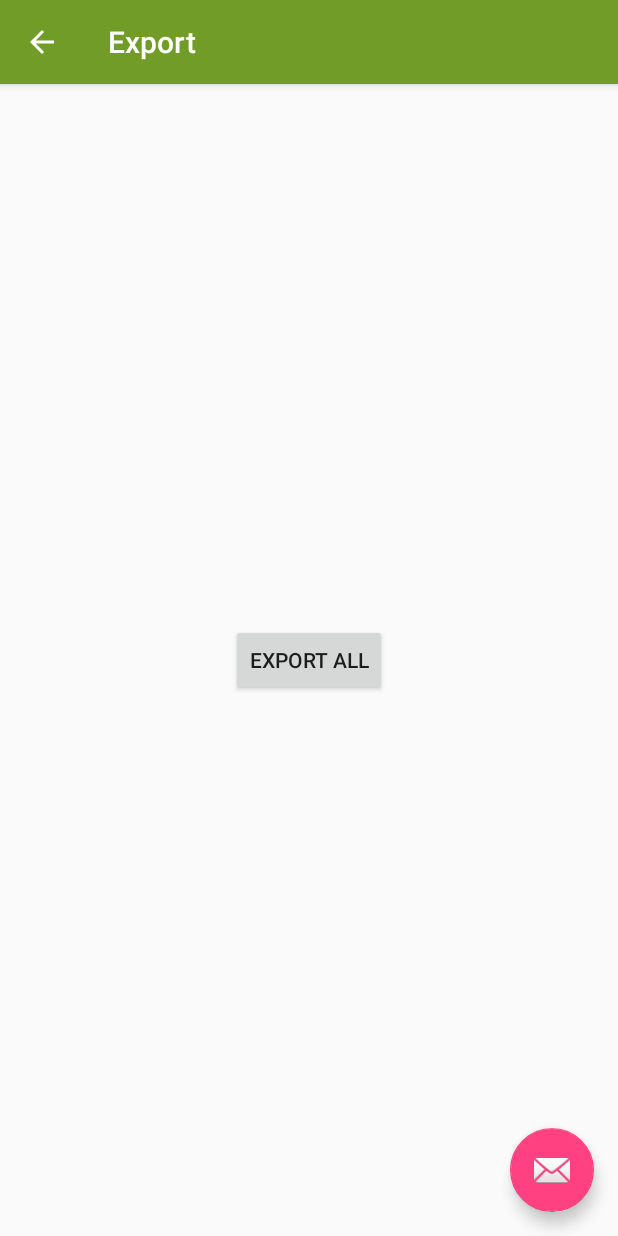
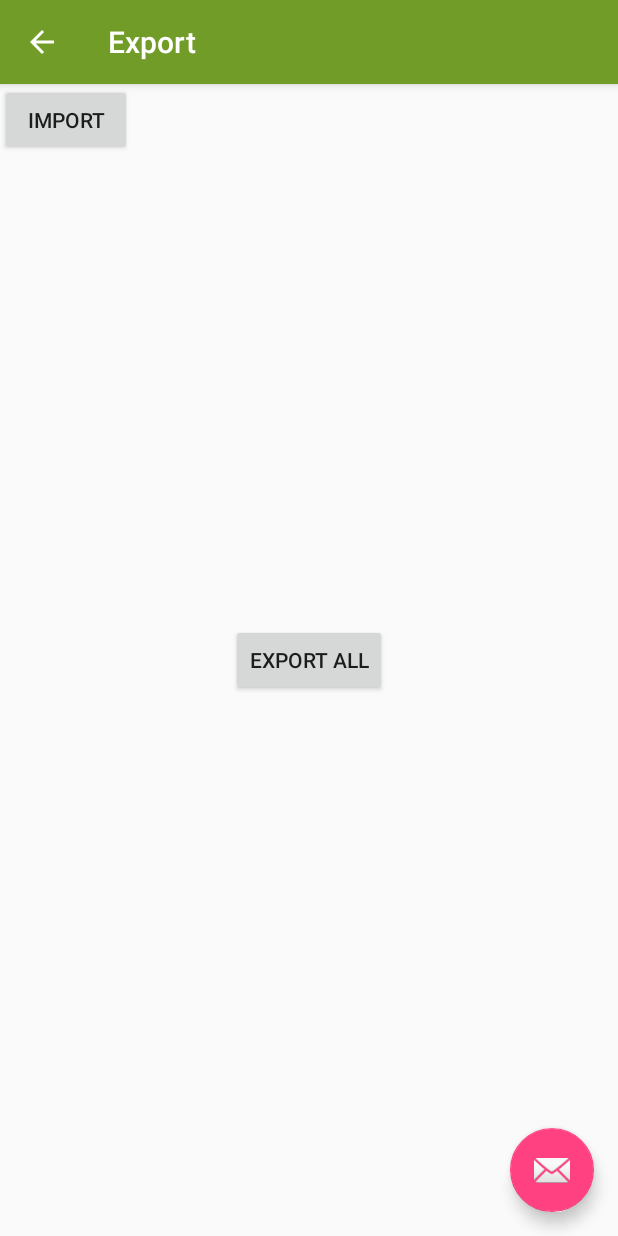
Before and after one commit to rashiidmv/ServiceDesk, an Android app: the Export screen opened directly, with no data from a screen before it, on a phone screen of 412 x 824 dp. Run offline under Robolectric (Android 15) with nearby library versions, the phone set to English and light mode, and no system bars.

Commit message:
Import back up tables files, not completed updating db tables

```diff
--- a/app/src/main/res/layout/content_export.xml
+++ b/app/src/main/res/layout/content_export.xml
@@ -32,4 +32,11 @@
         app:layout_constraintStart_toStartOf="parent"
         app:layout_constraintTop_toTopOf="parent" />
 
+    <Button
+        android:id="@+id/button2"
+        android:layout_width="wrap_content"
+        android:layout_height="wrap_content"
+        android:onClick="Import"
+        android:text="Import" />
+
 </android.support.constraint.ConstraintLayout>
```
Also changed, not shown: app/src/main/AndroidManifest.xml (+8 -0 lines), app/src/main/java/wds/servicedesk/DataExportImport/Export.java (+40 -2 lines).
